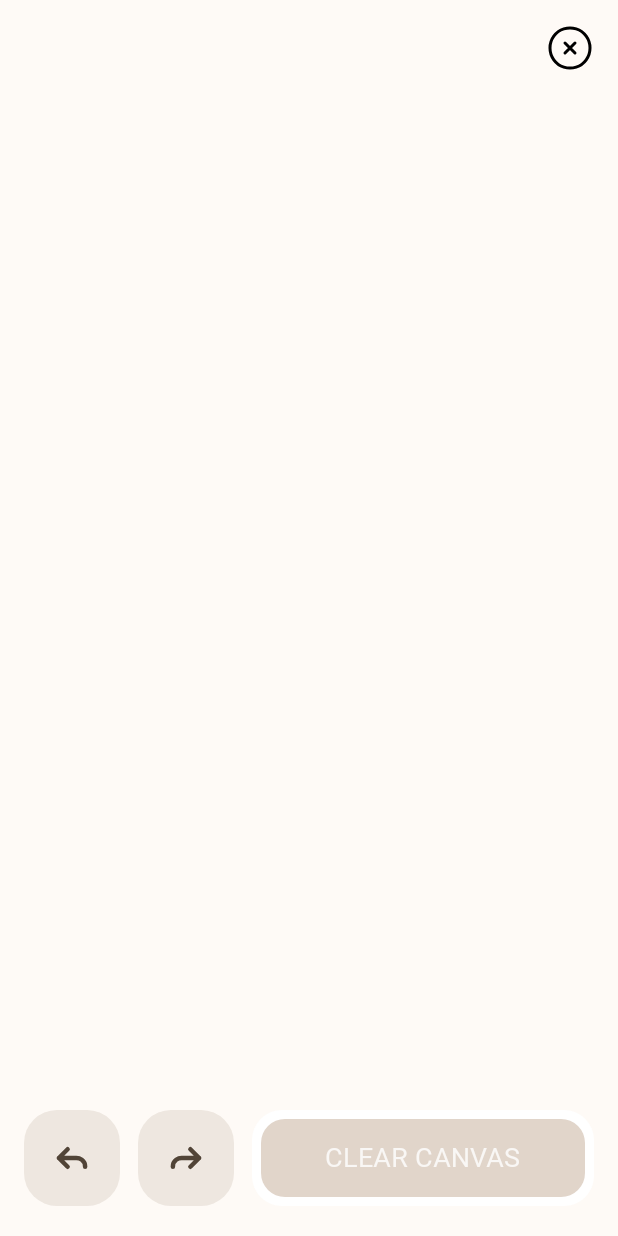
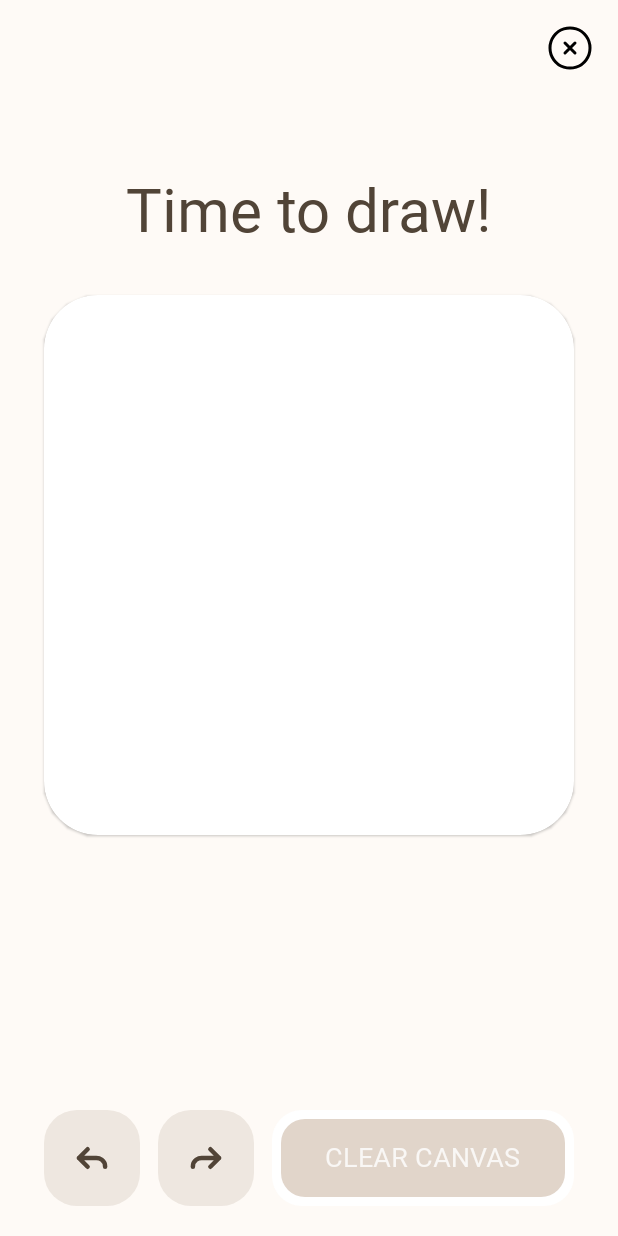
Before and after one commit to estherStevens/Scribbledash, an Android app built with Jetpack Compose: the DrawingScreen screen opened through its navigation route, on a phone screen of 412 x 824 dp. Run offline under Robolectric (Android 15) with nearby library versions, the phone set to English and light mode, and no system bars; Roboto replaces fonts that are not available here.

Commit message:
create canvas composable

```diff
--- a/app/src/main/java/stevens/software/scribbledash/DrawingScreen.kt
+++ b/app/src/main/java/stevens/software/scribbledash/DrawingScreen.kt
@@ -1,12 +1,15 @@
 package stevens.software.scribbledash
 
+import androidx.compose.foundation.Canvas
 import androidx.compose.foundation.background
 import androidx.compose.foundation.clickable
 import androidx.compose.foundation.layout.Arrangement
 import androidx.compose.foundation.layout.Box
 import androidx.compose.foundation.layout.BoxScope
 import androidx.compose.foundation.layout.Column
+import androidx.compose.foundation.layout.ColumnScope
 import androidx.compose.foundation.layout.Row
+import androidx.compose.foundation.layout.Spacer
 import androidx.compose.foundation.layout.fillMaxSize
 import androidx.compose.foundation.layout.fillMaxWidth
 import androidx.compose.foundation.layout.height
@@ -20,6 +23,9 @@ import androidx.compose.material3.Text
 import androidx.compose.runtime.Composable
 import androidx.compose.ui.Alignment
 import androidx.compose.ui.Modifier
+import androidx.compose.ui.draw.shadow
+import androidx.compose.ui.graphics.ImageBitmap
+import androidx.compose.ui.res.imageResource
 import androidx.compose.ui.res.painterResource
 import androidx.compose.ui.res.stringResource
 import androidx.compose.ui.text.TextStyle
@@ -48,22 +54,55 @@ fun DrawingScreen(
                 .padding(16.dp)
                 .clickable { onNavigateBack() }
         )
-        Box(modifier = Modifier
-            .fillMaxSize()
-            .padding(horizontal = 16.dp)
-            .padding(bottom = 20.dp))
+        Box(
+            modifier = Modifier
+                .padding(horizontal = 29.dp)
+                .padding(bottom = 20.dp)
+            )
         {
+            Column(
+                modifier = Modifier.fillMaxSize(),
+                horizontalAlignment = Alignment.CenterHorizontally
+            ) {
+                Spacer(Modifier.size(53.dp))
+                Text(
+                    text = stringResource(R.string.drawing_title),
+                    style = TextStyle(
+                        fontFamily = bagelFontFamily,
+                        fontWeight = FontWeight.Normal,
+                        color = MaterialTheme.colorScheme.onBackground,
+                        fontSize = 40.sp,
+                    )
+                )
+                Spacer(Modifier.size(32.dp))
+                Canvas(
+                    modifier = Modifier
+                        .shadow(
+                            elevation = 1.dp,
+                            shape = RoundedCornerShape(36.dp)
+                        )
+                        .background(
+                            color = MaterialTheme.colorScheme.surfaceContainerHigh,
+                            shape = RoundedCornerShape(36.dp)
+                        )
+                        .size(360.dp)
+                ) {
+                }
+                Spacer(Modifier.weight(1f))
                 BottomBar()
+            }
+
         }
     }
 }
 
 @Composable
-fun BoxScope.BottomBar(){
-    Row(modifier = Modifier
-        .fillMaxWidth()
-        .align(Alignment.BottomCenter),
-        horizontalArrangement = Arrangement.spacedBy(12.dp)) {
+fun BottomBar() {
+    Row(
+        modifier = Modifier
+            .fillMaxWidth(),
+        horizontalArrangement = Arrangement.spacedBy(12.dp)
+    ) {
         Box(
             modifier = Modifier
                 .background(
@@ -96,7 +135,8 @@ fun BoxScope.BottomBar(){
             )
         }
 
-        Box(modifier = Modifier
+        Box(
+            modifier = Modifier
                 .background(
                     color = MaterialTheme.colorScheme.surfaceContainerHigh,
                     shape = RoundedCornerShape(20.dp)
@@ -105,7 +145,8 @@ fun BoxScope.BottomBar(){
                 .weight(2f),
             contentAlignment = Alignment.Center
         ) {
-            Box(modifier = Modifier
+            Box(
+                modifier = Modifier
                     .padding(6.dp)
                     .background(
                         color = MaterialTheme.extendedColours.surfaceLowest,
@@ -131,7 +172,7 @@ fun BoxScope.BottomBar(){
 
 @Preview(showSystemUi = true)
 @Composable
-fun DrawingScreenPreview(){
+fun DrawingScreenPreview() {
     MaterialTheme {
         DrawingScreen(
             onNavigateBack = {}
--- a/app/src/main/res/values/strings.xml
+++ b/app/src/main/res/values/strings.xml
@@ -11,6 +11,6 @@
     <string name="game_difficulty_beginner">Beginner</string>
     <string name="game_difficulty_challenging">Challenging</string>
     <string name="game_difficulty_master">Master</string>
+    <string name="drawing_title">Time to draw!</string>
     <string name="drawing_clear_canvas">Clear canvas</string>
-
 </resources>
```
Lines whose indentation alone changed are shown as unchanged.
